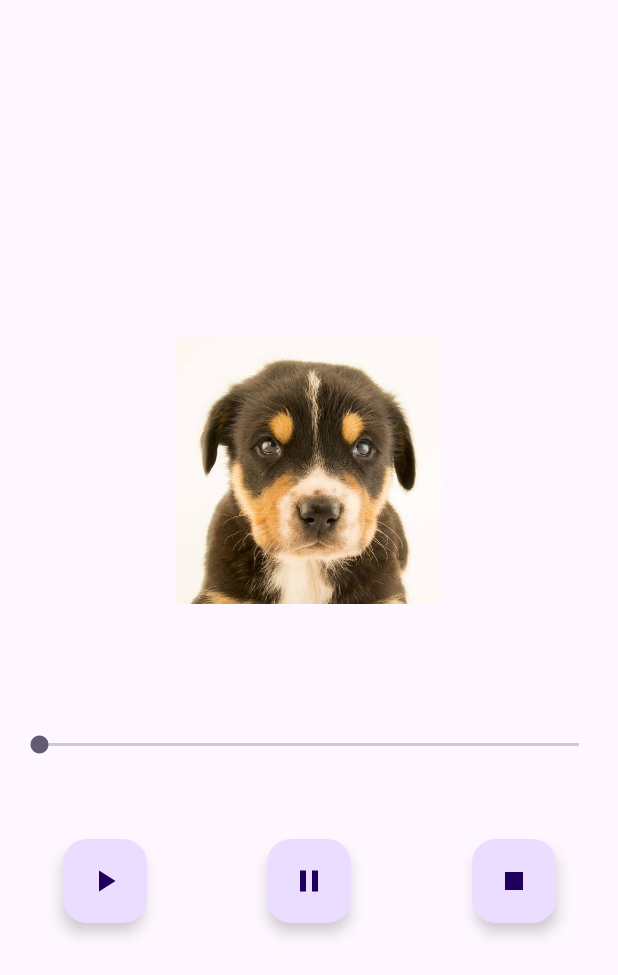
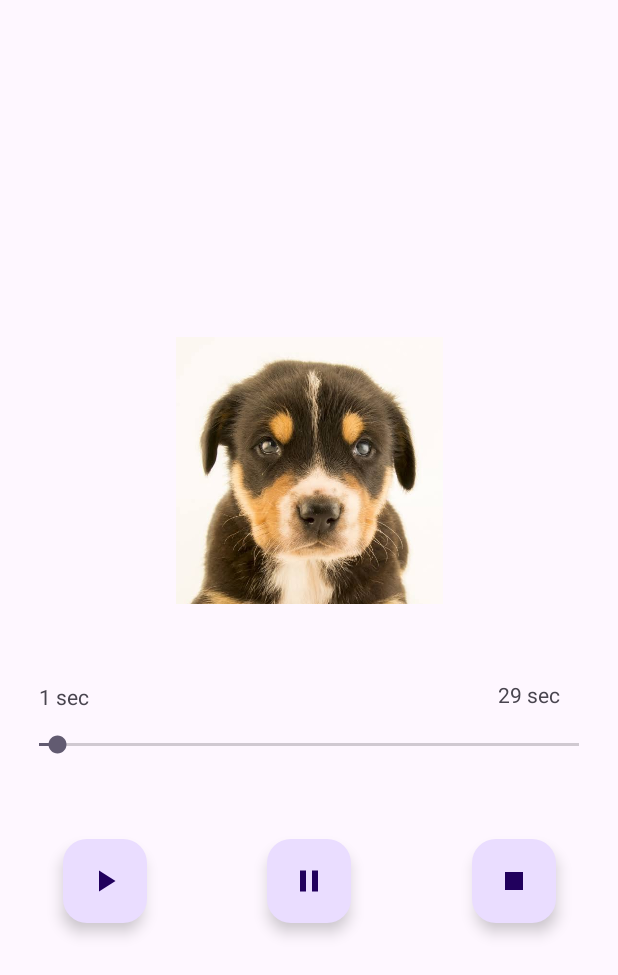
Before and after one commit to amoiiir/media-display-android, an Android app: the screen it shows after launch (MainActivity), after a tap on an icon or button, on a phone screen of 412 x 824 dp. Shown: the top 975 px of the screen. Run offline under Robolectric (Android 15) with nearby library versions, the phone set to English and light mode, and no system bars.

Commit message:
Added time remaining

```diff
--- a/app/src/main/java/com/example/clappapp/MainActivity.kt
+++ b/app/src/main/java/com/example/clappapp/MainActivity.kt
@@ -2,8 +2,11 @@ package com.example.clappapp
 
 import android.media.MediaPlayer
 import android.os.Bundle
+import android.os.Handler
+import android.os.Looper
 import android.widget.Button
 import android.widget.SeekBar
+import android.widget.TextView
 import androidx.activity.enableEdgeToEdge
 import androidx.appcompat.app.AppCompatActivity
 import androidx.core.view.ViewCompat
@@ -13,6 +16,8 @@ import com.google.android.material.floatingactionbutton.FloatingActionButton
 class MainActivity : AppCompatActivity() {
     private lateinit var seekBar: SeekBar
     private var mediaPlayer: MediaPlayer? = null
+    private lateinit var runnable: Runnable //instances that is needed to be implemented
+    private lateinit var handler: Handler
     override fun onCreate(savedInstanceState: Bundle?) {
 
         super.onCreate(savedInstanceState)
@@ -20,6 +25,7 @@ class MainActivity : AppCompatActivity() {
         setContentView(R.layout.activity_main)
 
         seekBar = findViewById(R.id.sbBark)
+        handler = Handler(Looper.getMainLooper())
 
         val play = findViewById<FloatingActionButton>(R.id.fabPlay)
         val pause = findViewById<FloatingActionButton>(R.id.fabPause)
@@ -29,6 +35,7 @@ class MainActivity : AppCompatActivity() {
             if(mediaPlayer==null){
                 //initialize the media player in the onCreate()
                 mediaPlayer = MediaPlayer.create(this, R.raw.dog)
+                initializeSeekBar()
             }
 
             mediaPlayer?.start()
@@ -43,6 +50,8 @@ class MainActivity : AppCompatActivity() {
             mediaPlayer?.reset()
             mediaPlayer?.release()
             mediaPlayer = null
+            handler.removeCallbacks(runnable)
+            seekBar.progress = 0
         }
 
         ViewCompat.setOnApplyWindowInsetsListener(findViewById(R.id.main)) { v, insets ->
@@ -53,6 +62,36 @@ class MainActivity : AppCompatActivity() {
     }
 
     private fun initializeSeekBar(){
+        seekBar.setOnSeekBarChangeListener(object : SeekBar.OnSeekBarChangeListener{
+            override fun onProgressChanged(seekBar: SeekBar?, progress: Int, fromUser: Boolean) {
+                if (fromUser) mediaPlayer?.seekTo(progress)
+            }
 
+            override fun onStartTrackingTouch(seekBar: SeekBar?) {
+
+            }
+
+            override fun onStopTrackingTouch(seekBar: SeekBar?) {
+
+            }
+
+        })
+        val tvPlayed = findViewById<TextView>(R.id.tvPlayed)
+        val tvDue = findViewById<TextView>(R.id.tvDue)
+        seekBar.max = mediaPlayer!!.duration //null checking using not null
+        //initialize using runnable
+        runnable = Runnable {
+            seekBar.progress = mediaPlayer!!.currentPosition
+
+            val playedTime = mediaPlayer!!.currentPosition/1000
+            tvPlayed.text = "$playedTime sec"
+
+            val duration = mediaPlayer!!.duration/1000
+            val dueTime = duration - playedTime
+            tvDue.text = "$dueTime sec"
+
+            handler.postDelayed(runnable,1000)
+        }
+        handler.postDelayed(runnable,1000)
     }
 }
--- a/app/src/main/res/layout/activity_main.xml
+++ b/app/src/main/res/layout/activity_main.xml
@@ -44,8 +44,12 @@
         android:id="@+id/tvDue"
         android:layout_width="wrap_content"
         android:layout_height="wrap_content"
-        tools:layout_editor_absoluteX="395dp"
-        tools:layout_editor_absoluteY="404dp" />
+        app:layout_constraintBottom_toBottomOf="parent"
+        app:layout_constraintEnd_toEndOf="parent"
+        app:layout_constraintHorizontal_bias="0.918"
+        app:layout_constraintStart_toStartOf="parent"
+        app:layout_constraintTop_toTopOf="parent"
+        app:layout_constraintVertical_bias="0.565" />
 
     <com.google.android.material.floatingactionbutton.FloatingActionButton
         android:id="@+id/fabPause"
```
